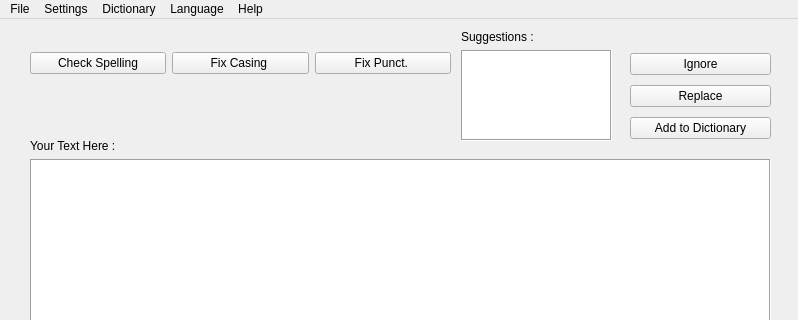
Above: mainwindow.ui from mohammadKhalifa/C-Spell before the change; both pictures show x 0 to 798 and y 0 to 320 of the 798 by 575 pixel window. Below: the same form after it.
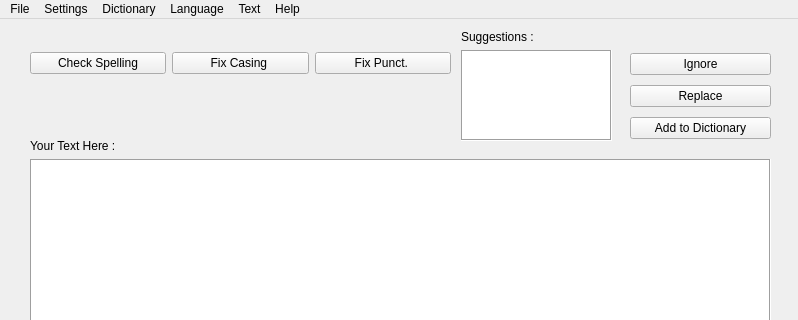
That is the form after the change.

Patch:
```diff
--- a/mainwindow.ui
+++ b/mainwindow.ui
@@ -193,10 +193,17 @@
      <string>Settings</string>
     </property>
    </widget>
+   <widget class="QMenu" name="menuText">
+    <property name="title">
+     <string>Text</string>
+    </property>
+    <addaction name="actionClear"/>
+   </widget>
    <addaction name="menuFile"/>
    <addaction name="menuSetings"/>
    <addaction name="menuDictionary"/>
    <addaction name="menuLanguage"/>
+   <addaction name="menuText"/>
    <addaction name="menuHelp"/>
   </widget>
   <widget class="QStatusBar" name="statusbar"/>
```
Left out of the diff: 5 changed lines with no effect on the pictures.
